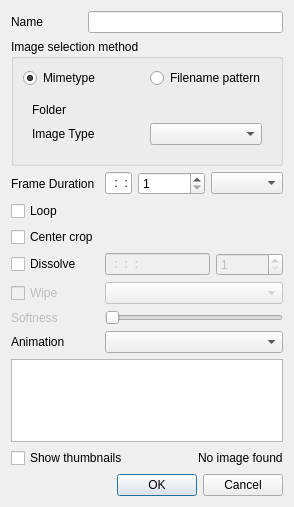
Old version of the form src/ui/slideshowclip_ui.ui in the repository KDE/kdenlive.
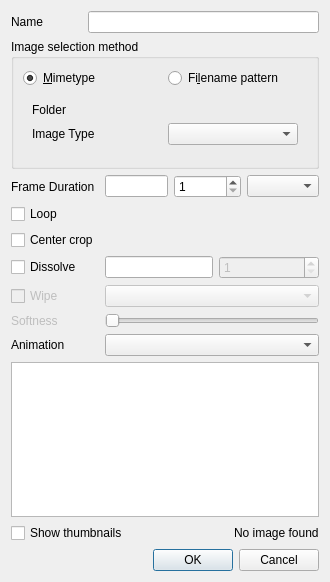
New version of the form. Custom widgets are drawn as their Qt base class.

Commit message: KRestrictedLine > QLineEdit

Patch:
```diff
--- a/src/ui/slideshowclip_ui.ui
+++ b/src/ui/slideshowclip_ui.ui
@@ -6,8 +6,8 @@
    <rect>
     <x>0</x>
     <y>0</y>
-    <width>294</width>
-    <height>507</height>
+    <width>330</width>
+    <height>582</height>
    </rect>
   </property>
   <property name="windowTitle">
@@ -33,7 +33,7 @@
       <item row="0" column="0">
        <widget class="QRadioButton" name="method_mime">
         <property name="text">
-         <string>Mimetype</string>
+         <string>&amp;Mimetype</string>
         </property>
         <property name="checked">
          <bool>true</bool>
@@ -43,7 +43,7 @@
       <item row="0" column="1">
        <widget class="QRadioButton" name="method_pattern">
         <property name="text">
-         <string>Filename pattern</string>
+         <string>Fi&amp;lename pattern</string>
         </property>
        </widget>
       </item>
@@ -131,11 +131,7 @@
    <item row="2" column="2">
     <layout class="QHBoxLayout" name="horizontalLayout_2">
      <item>
-      <widget class="KRestrictedLine" name="clip_duration">
-       <property name="inputMask">
-        <string>99:99:99:99; </string>
-       </property>
-      </widget>
+      <widget class="QLineEdit" name="clip_duration"/>
      </item>
      <item>
       <widget class="QSpinBox" name="clip_duration_frames">
@@ -175,14 +171,7 @@
    <item row="5" column="2" colspan="2">
     <layout class="QHBoxLayout" name="horizontalLayout">
      <item>
-      <widget class="KRestrictedLine" name="luma_duration">
-       <property name="enabled">
-        <bool>false</bool>
-       </property>
-       <property name="inputMask">
-        <string>99:99:99:99; </string>
-       </property>
-      </widget>
+      <widget class="QLineEdit" name="luma_duration"/>
      </item>
      <item>
       <widget class="QSpinBox" name="luma_duration_frames">
@@ -321,16 +310,6 @@
    <extends>QComboBox</extends>
    <header>kcombobox.h</header>
   </customwidget>
-  <customwidget>
-   <class>QLineEdit</class>
-   <extends>QLineEdit</extends>
-   <header>klineedit.h</header>
-  </customwidget>
-  <customwidget>
-   <class>KRestrictedLine</class>
-   <extends>QLineEdit</extends>
-   <header>krestrictedline.h</header>
-  </customwidget>
   <customwidget>
    <class>KUrlRequester</class>
    <extends>QFrame</extends>
```
Left out of the diff: 1 changed line with no effect on the pictures. The commit also changes 3 other files.
